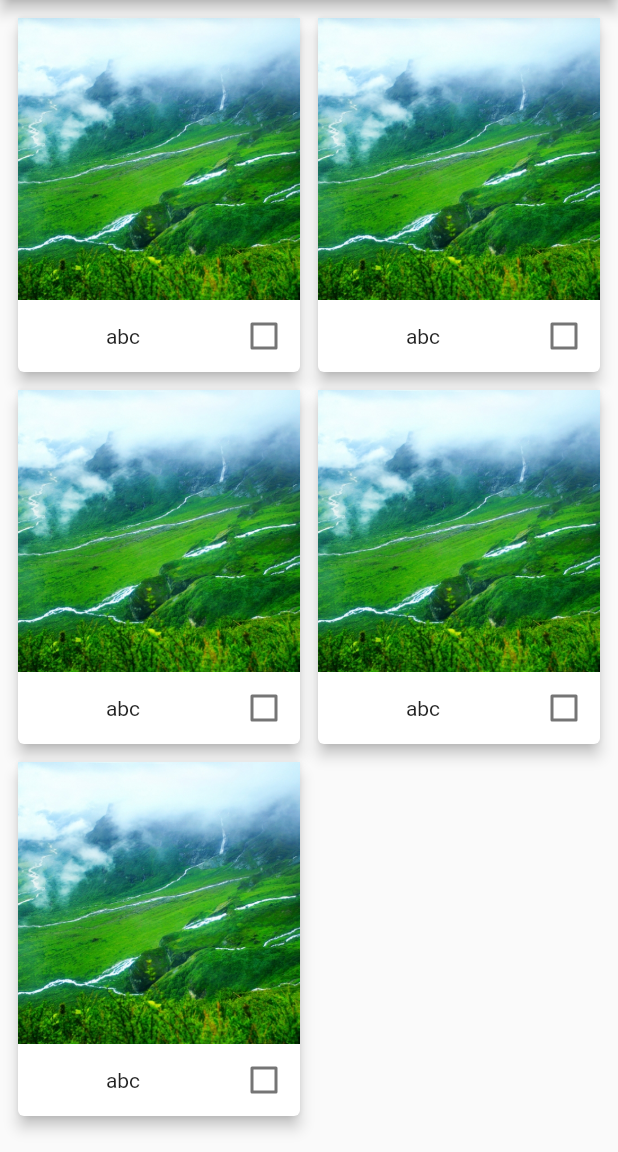
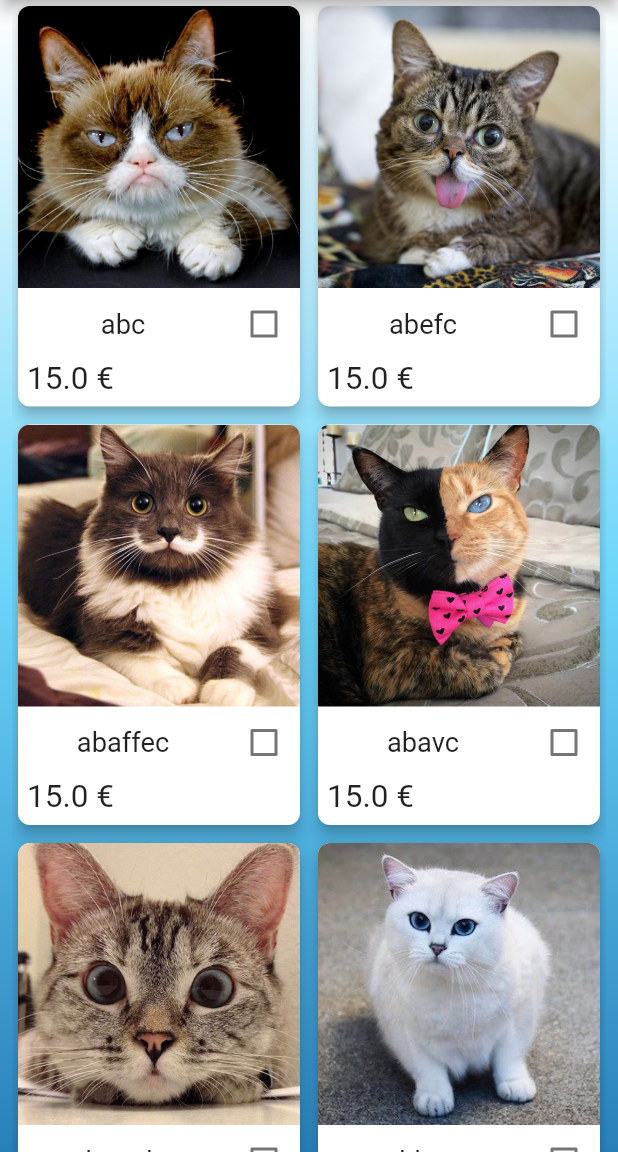
Before and after one commit to LenoirRemi/delivecrous, a Flutter app: the screen it shows after launch, on a phone screen of 412 x 824 dp, the part 84-1236 px from its top. Run offline on Flutter 3.47's test engine with Material 2 defaults, Android fonts, the phone set to English and light mode, and no system bars.

Commit message:
UI enhancement

```diff
--- a/lib/main.dart
+++ b/lib/main.dart
@@ -9,6 +9,23 @@ void main() => runApp(MaterialApp(
 ));
 
 class Home extends StatelessWidget {
+  static const cats = [
+    {"name": "abc", "image": "assets/images/1.jpg", "price": 15.0},
+    {"name": "abefc", "image": "assets/images/2.jpg", "price": 15.0},
+    {"name": "abaffec", "image": "assets/images/3.jpg", "price": 15.0},
+    {"name": "abavc", "image": "assets/images/4.jpg", "price": 15.0},
+    {"name": "abgaghc", "image": "assets/images/5.jpg", "price": 15.0},
+    {"name": "abhtrc", "image": "assets/images/6.jpg", "price": 15.0},
+    {"name": "abrjtjc", "image": "assets/images/7.jpg", "price": 15.0},
+    {"name": "aerbc", "image": "assets/images/8.jpg", "price": 15.0},
+    {"name": "aaaaaabc", "image": "assets/images/9.jpg", "price": 15.0},
+    {"name": "aeabc", "image": "assets/images/10.jpg", "price": 15.0}
+  ];
+
+  Color gradientStart = Color(0xFFFFFFFF);
+  Color gradientMiddle = Color(0xFF6DD5FA);
+  Color gradientEnd = Color(0xFF2980B9);
+
   @override
   Widget build(BuildContext context){
     return Scaffold(
@@ -29,26 +46,24 @@ class Home extends StatelessWidget {
           )],
       ),
       body: Container(
-          padding: EdgeInsets.all(8.0),
-          child: StaggeredGridView.count(
+        decoration: BoxDecoration(
+          gradient: LinearGradient(
+            colors: [gradientStart, gradientMiddle, gradientEnd],
+            begin: Alignment.topCenter,
+            end: Alignment.bottomCenter,
+            tileMode: TileMode.clamp
+          )
+        ),
+        // padding: EdgeInsets.all(8.0),
+        padding: EdgeInsets.only(left: 8.0, right: 8.0),
+        child: StaggeredGridView.countBuilder(
+          itemCount: 10,
           primary: false,
           crossAxisCount: 2,
           mainAxisSpacing: 4.0,
           crossAxisSpacing: 4.0,
-            children: <Widget>[
-              TileItem("abc", "assets/images/any.jpeg"),
-              TileItem("abc", "assets/images/any.jpeg"),
-              TileItem("abc", "assets/images/any.jpeg"),
-              TileItem("abc", "assets/images/any.jpeg"),
-              TileItem("abc", "assets/images/any.jpeg"),
-            ],
-            staggeredTiles: <StaggeredTile>[
-              StaggeredTile.fit(1),
-              StaggeredTile.fit(1),
-              StaggeredTile.fit(1),
-              StaggeredTile.fit(1),
-              StaggeredTile.fit(1),
-            ],
+          itemBuilder: (context, index) => TileItem(cats[index]["name"], cats[index]["image"], cats[index]["price"]),
+          staggeredTileBuilder: (index) => StaggeredTile.fit(1),
         ),
       )
     );
--- a/lib/tile_item.dart
+++ b/lib/tile_item.dart
@@ -1,10 +1,11 @@
 import 'package:flutter/material.dart';
 
 class TileItem extends StatefulWidget {
-  const TileItem(this.text, this.imagepath);
+  const TileItem(this.text, this.imagepath, this.price);
 
   final String text;
   final String imagepath;
+  final double price;
 
   @override
   _TileItemState createState() => new _TileItemState();
@@ -20,19 +21,31 @@ class _TileItemState extends State<TileItem> {
   Widget build(BuildContext context){
     return Card(
       elevation: 4.0,
+      shape: RoundedRectangleBorder(
+        borderRadius: BorderRadius.circular(8.0)
+      ),
       child: Column(
         children: <Widget>[
-          Image(
-            image: AssetImage(widget.imagepath),
-            alignment: Alignment.topCenter,
-            fit: BoxFit.fitWidth
+          ClipRRect(
+            borderRadius: BorderRadius.only(
+              topLeft: Radius.circular(8.0),
+              topRight: Radius.circular(8.0)
+            ),
+            child: Image(
+              image: AssetImage(widget.imagepath),
+              alignment: Alignment.topCenter,
+              fit: BoxFit.fitWidth
+            ),
           ),
           Center(
             child: Row(
               children: <Widget>[
                 Expanded(
                   child: Center(
-                   child: Text(widget.text),
+                   child: Text(
+                    widget.text,
+                    style: DefaultTextStyle.of(context).style.apply(fontSizeFactor: 1.3)
+                   ),
                   )
                 ),
                 Checkbox(
@@ -41,7 +54,17 @@ class _TileItemState extends State<TileItem> {
                 )
               ],
             ),
-          )
+          ),
+          Padding(
+            padding: EdgeInsets.only(left: 6.0, bottom: 6.0),
+            child: Align(
+              alignment: Alignment.centerLeft,
+              child: Text(
+                widget.price.toString() + " €",
+                style: DefaultTextStyle.of(context).style.apply(fontSizeFactor: 1.5)
+              ),
+            ),
+          ),
         ],
       ),
     );
```
Also changed, not shown: assets/images/1.jpg (added), assets/images/10.jpg (added), assets/images/2.jpg (added), assets/images/3.jpg (added), assets/images/4.jpg (added), assets/images/5.jpg (added), assets/images/6.jpg (added), assets/images/7.jpg (added), assets/images/8.jpg (added), assets/images/9.jpg (added), assets/images/any.jpeg (deleted). Lines whose indentation alone changed are shown as unchanged.
